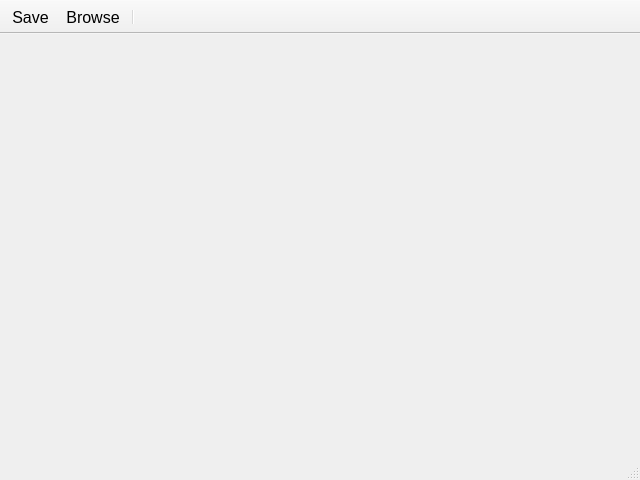
neelmewada/CrystalEngine, file Editor/Source/CrystalEditor/Private/Editor/TextureEditor/TextureEditorWindow.ui: the form before one commit.
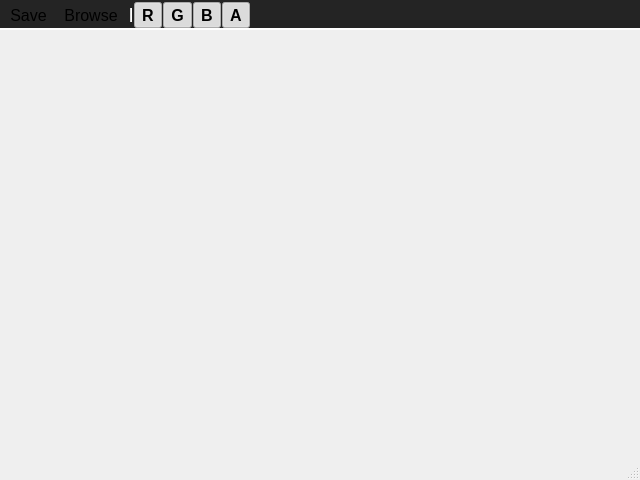
The form after the commit.

The edit to the form file:
```diff
--- a/Editor/Source/CrystalEditor/Private/Editor/TextureEditor/TextureEditorWindow.ui
+++ b/Editor/Source/CrystalEditor/Private/Editor/TextureEditor/TextureEditorWindow.ui
@@ -32,8 +32,10 @@
     <string>toolBar</string>
    </property>
    <property name="styleSheet">
-    <string notr="true">QToolButton {
-	
+    <string notr="true">QToolBar {
+	background-color: rgb(36, 36, 36);
+	border: 0px;
+	border-bottom: 2px solid palette(base);
 }</string>
    </property>
    <property name="movable">
@@ -63,6 +65,10 @@
    <addaction name="toolActionSave"/>
    <addaction name="toolActionBrowse"/>
    <addaction name="separator"/>
+   <addaction name="toolActionRedChannel"/>
+   <addaction name="toolActionGreenChannel"/>
+   <addaction name="toolActionBlueChannel"/>
+   <addaction name="toolActionAlphaChannel"/>
   </widget>
   <action name="toolActionSave">
    <property name="text">
@@ -84,6 +90,74 @@
     </font>
    </property>
   </action>
+  <action name="toolActionRedChannel">
+   <property name="checkable">
+    <bool>true</bool>
+   </property>
+   <property name="checked">
+    <bool>true</bool>
+   </property>
+   <property name="text">
+    <string>R</string>
+   </property>
+   <property name="font">
+    <font>
+     <pointsize>12</pointsize>
+     <bold>true</bold>
+    </font>
+   </property>
+  </action>
+  <action name="toolActionGreenChannel">
+   <property name="checkable">
+    <bool>true</bool>
+   </property>
+   <property name="checked">
+    <bool>true</bool>
+   </property>
+   <property name="text">
+    <string>G</string>
+   </property>
+   <property name="font">
+    <font>
+     <pointsize>12</pointsize>
+     <bold>true</bold>
+    </font>
+   </property>
+  </action>
+  <action name="toolActionBlueChannel">
+   <property name="checkable">
+    <bool>true</bool>
+   </property>
+   <property name="checked">
+    <bool>true</bool>
+   </property>
+   <property name="text">
+    <string>B</string>
+   </property>
+   <property name="font">
+    <font>
+     <pointsize>12</pointsize>
+     <bold>true</bold>
+    </font>
+   </property>
+  </action>
+  <action name="toolActionAlphaChannel">
+   <property name="checkable">
+    <bool>true</bool>
+   </property>
+   <property name="checked">
+    <bool>true</bool>
+   </property>
+   <property name="text">
+    <string>A</string>
+   </property>
+   <property name="font">
+    <font>
+     <pointsize>12</pointsize>
+     <bold>true</bold>
+    </font>
+   </property>
+  </action>
  </widget>
  <resources/>
  <connections/>
```
